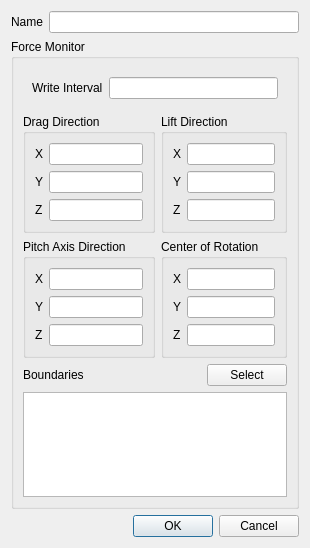
The window that view/solution/monitors/force_dialog.ui (nextfoam/baram) describes before a commit, drawn with Qt 5.
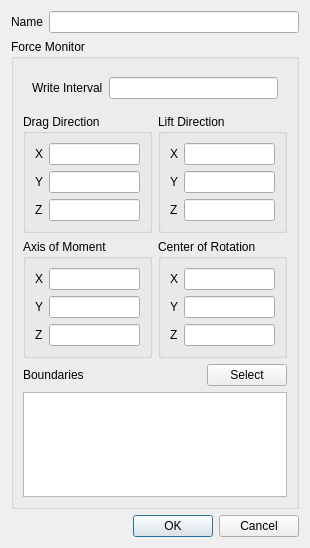
The same window after the commit.

Commit message: Issue #143 Forces Monitor Cm 항목 관련 사항 수정 (Pitch 용어 제거)

Diff of the .ui file:
```diff
--- a/view/solution/monitors/force_dialog.ui
+++ b/view/solution/monitors/force_dialog.ui
@@ -176,7 +176,7 @@
          <item row="1" column="0">
           <widget class="QGroupBox" name="groupBox_4">
            <property name="title">
-            <string>Pitch Axis Direction</string>
+            <string>Axis of Moment</string>
            </property>
            <layout class="QFormLayout" name="formLayout_4">
             <item row="0" column="0">
```
The commit also changes 2 other files.
